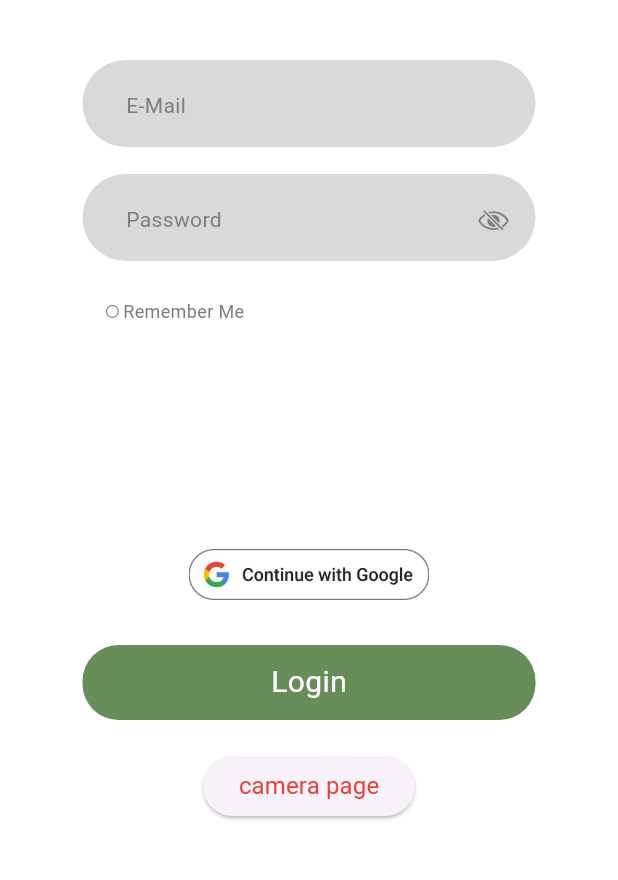
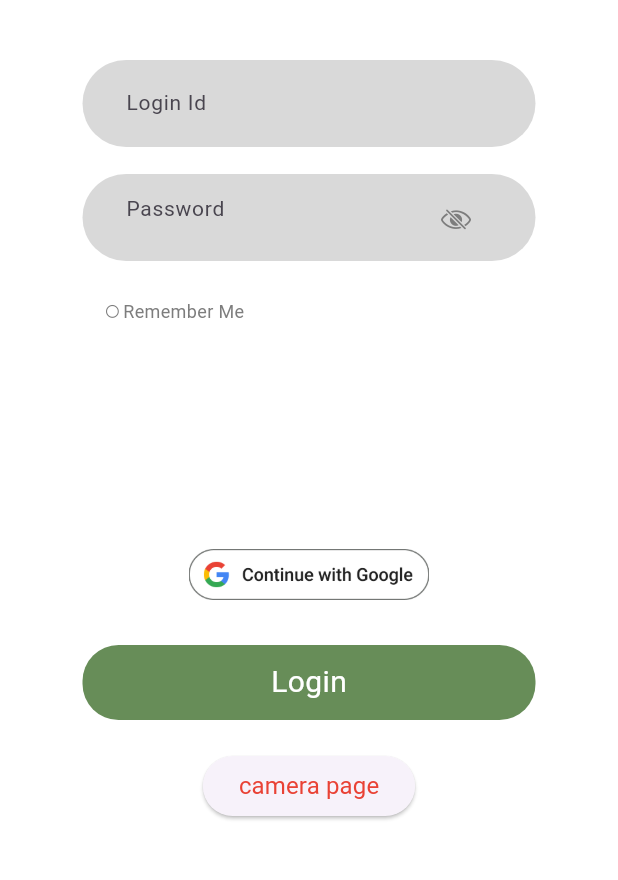
Before and after one commit to yonsei-autopilot/dishcovery-flutter, a Flutter app: the screen it shows after launch, on a phone screen of 412 x 824 dp, the part 288-1168 px from its top. Run offline on Flutter 3.47's test engine with Material 3 defaults, Android fonts, the light colour scheme and no system bars; our stand-ins replace camera, dio, firebase_core, flutter_dotenv, flutter_riverpod, geolocator and 5 more; accounts and stored records are empty; Roboto replaces fonts that are missing (SFProRegular).

Commit message:
✨ simple login

```diff
--- a/lib/src/data/network/api_path.dart
+++ b/lib/src/data/network/api_path.dart
@@ -1,10 +1,12 @@
-enum ApiPath { login, menuTranslation }
+enum ApiPath { googleLogin, simpleLogin, menuTranslation }
 
 extension ApiPathExt on ApiPath {
   String get path {
     switch (this) {
-      case ApiPath.login:
+      case ApiPath.googleLogin:
         return "/auth/login/google";
+      case ApiPath.simpleLogin:
+        return "/auth/login/simple";
       case ApiPath.menuTranslation:
         return "/menus/translation";
     }
--- a/lib/src/domain/repositories/auth_repository.dart
+++ b/lib/src/domain/repositories/auth_repository.dart
@@ -1,7 +1,9 @@
 import 'package:smart_menu_flutter/src/domain/dtos/login/login_response.dart';
+import 'package:smart_menu_flutter/src/domain/dtos/login/simple_login_request.dart';
 
 abstract class AuthRepository {
   Future<String> googleAuthenticate();
-  Future<LoginResponse> login(String accessToken);
+  Future<LoginResponse> googleLogin(String accessToken);
+  Future<LoginResponse> simpleLogin(SimpleLoginRequest request);
   void saveTokens(String accessToken, String refreshToken);
 }
--- a/lib/src/presentation/pages/login/login_page.dart
+++ b/lib/src/presentation/pages/login/login_page.dart
@@ -13,9 +13,19 @@ class LoginPage extends ConsumerStatefulWidget {
 }
 
 class LoginPageState extends ConsumerState<LoginPage> {
+  final TextEditingController _loginIdController = TextEditingController();
+  final TextEditingController _passwordController = TextEditingController();
+
   @override
   void initState() {
     super.initState();
+  }
+
+  @override
+  void dispose() {
+    _loginIdController.dispose();
+    _passwordController.dispose();
+    super.dispose();
   }
 
   @override
@@ -44,10 +54,17 @@ class LoginPageState extends ConsumerState<LoginPage> {
                   width: width - 110,
                   decoration: BoxDecoration(
                     borderRadius: BorderRadius.circular(29),
-                      color: const Color(0xffD9D9D9)),
-                  child: const Padding(
-                    padding: EdgeInsets.fromLTRB(29, 20, 0, 0),
-                    child: BodyText(text: 'E-Mail', size: 14, color: primaryGrey),
+                    color: const Color(0xffD9D9D9),
+                  ),
+                  padding: const EdgeInsets.symmetric(horizontal: 29),
+                  alignment: Alignment.centerLeft,
+                  child: TextFormField(
+                    controller: _loginIdController,
+                    decoration: const InputDecoration(
+                      border: InputBorder.none,
+                      hintText: 'Login Id',
+                    ),
+                    style: const TextStyle(fontSize: 14, color: primaryGrey),
                   ),
                 ),
                 const SizedBox(
@@ -59,25 +76,19 @@ class LoginPageState extends ConsumerState<LoginPage> {
                   width: width - 110,
                   decoration: BoxDecoration(
                     borderRadius: BorderRadius.circular(29),
-                      color: const Color(0xffD9D9D9)),
-                  child: const Stack(
-                    children: [
-                      Positioned(
-                        top: 20,
-                        left: 29,
-                        child: BodyText(
-                            text: 'Password', size: 14, color: primaryGrey),
+                    color: const Color(0xffD9D9D9),
                   ),
-                      Positioned(
-                        top: 20,
-                        right: 18,
-                        child: Icon(
-                          CupertinoIcons.eye_slash,
-                          color: primaryGrey,
-                          size: 20,
+                  padding: const EdgeInsets.symmetric(horizontal: 29),
+                  alignment: Alignment.centerLeft,
+                  child: TextFormField(
+                    controller: _passwordController,
+                    obscureText: true,
+                    decoration: const InputDecoration(
+                      border: InputBorder.none,
+                      hintText: 'Password',
+                      suffixIcon: Icon(CupertinoIcons.eye_slash, color: primaryGrey, size: 20),
                     ),
-                      )
-                    ],
+                    style: const TextStyle(fontSize: 14, color: primaryGrey),
                   ),
                 ),
                 const SizedBox(
@@ -109,8 +120,9 @@ class LoginPageState extends ConsumerState<LoginPage> {
                     height: 34,
                   ),
                   onTap: () {
-                      ref.read(authNotifierProvider.notifier).loginWithGoogle();
-                    }),
+                    ref.read(authNotifierProvider.notifier).googleLogin();
+                  },
+                ),
                 const SizedBox(
                   height: 30,
                 ),
@@ -122,6 +134,11 @@ class LoginPageState extends ConsumerState<LoginPage> {
                       width: width - 110,
                       child: const Center(child: BodyText(text: 'Login', color: primaryWhite, size: 20,))
                   ),
+                  onTap: () {
+                    final loginId = _loginIdController.text.trim();
+                    final password = _passwordController.text.trim();
+                    ref.read(authNotifierProvider.notifier).simpleLogin(loginId, password);
+                  }
                 ),
                 // 임시 버튼
                 const SizedBox(
```
Also changed, not shown: lib/src/data/repositories/auth_repo.dart (+30 -4 lines), lib/src/domain/dtos/login/google_login_request.dart (added, +14 -0 lines), lib/src/domain/dtos/login/login_request.dart (deleted, +0 -14 lines), lib/src/domain/dtos/login/simple_login_request.dart (added, +17 -0 lines), lib/src/domain/usecases/auth_usecase.dart (+8 -2 lines), lib/src/presentation/notifiers/auth_notifier.dart (+9 -2 lines), lib/src/domain/dtos/login/google_login_request.g.dart, lib/src/domain/dtos/login/simple_login_request.g.dart (added). Lines whose indentation alone changed are shown as unchanged.
